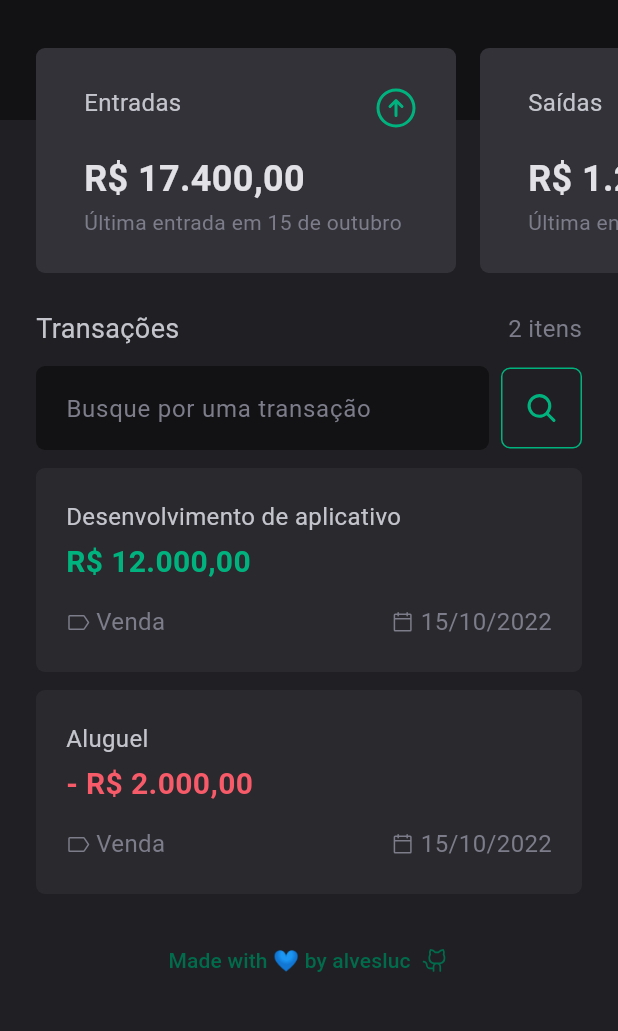
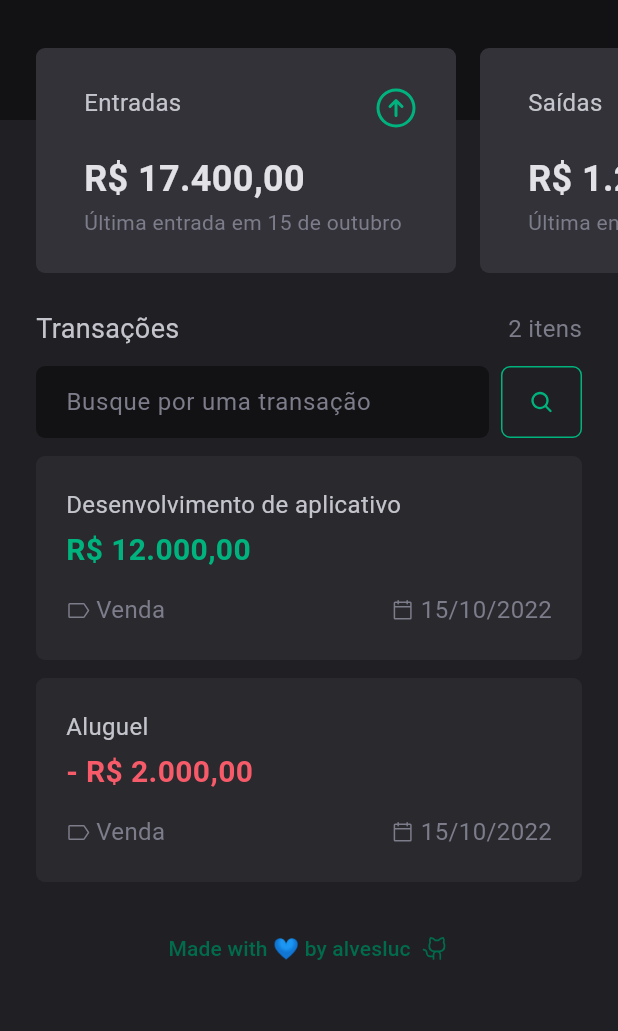
Before and after one commit to alvesluc/dt_money, a Flutter app: the screen it shows after launch, on a phone screen of 412 x 824 dp, the part 180-1211 px from its top. Run offline on Flutter 3.47's test engine with Material 2 defaults, Android fonts, the phone set to English and light mode, and no system bars; our stand-ins replace phosphor_flutter.

Commit message:
Transactions Header and Search responsiveness

```diff
--- a/lib/src/features/home/home_page.dart
+++ b/lib/src/features/home/home_page.dart
@@ -8,6 +8,7 @@ import 'models/total_income.dart';
 import 'widgets/dashboard.dart';
 import 'widgets/home_app_bar.dart';
 import 'widgets/made_with_love.dart';
+import 'widgets/search_transactions.dart';
 import 'widgets/transactions_header.dart';
 import 'widgets/transactions_list.dart';
 
@@ -40,6 +41,7 @@ class _HomePageState extends State<HomePage> {
                 totalBalance: totalBalance,
               ),
               const TransactionsHeader(),
+              const SearchTransactions(),
               const TransactionsList(),
               const SizedBox(height: 8),
               const MadeWithLoveByAlvesLuc()
--- /dev/null
+++ b/lib/src/features/home/widgets/search_transactions.dart
@@ -0,0 +1,101 @@
+import 'package:flutter/material.dart';
+import 'package:phosphor_flutter/phosphor_flutter.dart';
+
+import '../../../shared/colors.dart';
+import '../../../shared/extensions.dart';
+import '../../../shared/widgets/default_textfield.dart';
+
+class SearchTransactions extends StatelessWidget {
+  const SearchTransactions({super.key});
+
+  @override
+  Widget build(BuildContext context) {
+    return Align(
+        alignment: Alignment.center,
+        child: LayoutBuilder(
+          builder: (_, constraints) {
+            return Container(
+              height: 48,
+              constraints: const BoxConstraints(maxWidth: 1168),
+              padding: const EdgeInsets.symmetric(horizontal: 24),
+              transform: Matrix4.translationValues(0.0, -12.0, 0.0),
+              child: Row(
+                mainAxisAlignment: MainAxisAlignment.spaceBetween,
+                children: [
+                  const Expanded(
+                    child: DefaultTextField(hint: 'Busque por uma transação'),
+                  ),
+                  const SizedBox(width: 8),
+                  SizedBox(
+                    height: double.maxFinite,
+                    child: Builder(
+                      builder: (_) {
+                        if (constraints.isDesktop) {
+                          return OutlinedButton(
+                            onPressed: () {},
+                            style: OutlinedButton.styleFrom(
+                              backgroundColor: Colors.transparent,
+                              padding: const EdgeInsets.symmetric(
+                                vertical: 16,
+                                horizontal: 32,
+                              ),
+                              side: const BorderSide(
+                                width: 1,
+                                color: AppColors.greenLight,
+                              ),
+                              shape: const RoundedRectangleBorder(
+                                borderRadius:
+                                    BorderRadius.all(Radius.circular(6.0)),
+                              ),
+                            ),
+                            child: Row(
+                              children: const [
+                                Icon(
+                                  PhosphorIcons.magnifyingGlassBold,
+                                  color: AppColors.greenLight,
+                                  size: 20,
+                                ),
+                                SizedBox(width: 12),
+                                Text(
+                                  'Buscar',
+                                  style: TextStyle(
+                                    fontSize: 16,
+                                    fontWeight: FontWeight.bold,
+                                    color: AppColors.greenLight,
+                                  ),
+                                )
+                              ],
+                            ),
+                          );
+                        }
+                        return OutlinedButton(
+                          onPressed: () {},
+                          style: OutlinedButton.styleFrom(
+                            backgroundColor: Colors.transparent,
+                            padding: const EdgeInsets.all(16),
+                            minimumSize: const Size(0, 0),
+                            side: const BorderSide(
+                              width: 1,
+                              color: AppColors.greenLight,
+                            ),
+                            shape: const RoundedRectangleBorder(
+                              borderRadius:
+                                  BorderRadius.all(Radius.circular(6.0)),
+                            ),
+                          ),
+                          child: const Icon(
+                            PhosphorIcons.magnifyingGlassBold,
+                            color: AppColors.greenLight,
+                            size: 22,
+                          ),
+                        );
+                      },
+                    ),
+                  ),
+                ],
+              ),
+            );
+          },
+        ));
+  }
+}
--- a/lib/src/features/home/widgets/transactions_header.dart
+++ b/lib/src/features/home/widgets/transactions_header.dart
@@ -1,6 +1,4 @@
-import 'package:dt_money/src/shared/widgets/default_textfield.dart';
 import 'package:flutter/material.dart';
-import 'package:phosphor_flutter/phosphor_flutter.dart';
 
 import '../../../shared/colors.dart';
 
@@ -9,9 +7,10 @@ class TransactionsHeader extends StatelessWidget {
 
   @override
   Widget build(BuildContext context) {
-    return Column(
-      children: [
-        Container(
+    return Align(
+      alignment: Alignment.center,
+      child: Container(
+        constraints: const BoxConstraints(maxWidth: 1168),
         padding: const EdgeInsets.symmetric(horizontal: 24),
         transform: Matrix4.translationValues(0.0, -24.0, 0.0),
         child: Row(
@@ -19,55 +18,15 @@ class TransactionsHeader extends StatelessWidget {
           children: const [
             Text(
               'Transações',
-                style: TextStyle(
-                  fontSize: 18,
-                  color: AppColors.gray6,
-                ),
+              style: TextStyle(fontSize: 18, color: AppColors.gray6),
             ),
             Text(
               '2 itens',
-                style: TextStyle(
-                  fontSize: 16,
-                  color: AppColors.gray5,
-                ),
+              style: TextStyle(fontSize: 16, color: AppColors.gray5),
             ),
           ],
         ),
       ),
-        Container(
-          padding: const EdgeInsets.symmetric(horizontal: 24),
-          transform: Matrix4.translationValues(0.0, -12.0, 0.0),
-          child: Row(
-            mainAxisAlignment: MainAxisAlignment.spaceBetween,
-            children: [
-              const Expanded(
-                child: DefaultTextField(hint: 'Busque por uma transação'),
-              ),
-              const SizedBox(width: 8),
-              OutlinedButton(
-                onPressed: () {},
-                style: OutlinedButton.styleFrom(
-                  backgroundColor: Colors.transparent,
-                  padding: const EdgeInsets.all(16),
-                  minimumSize: const Size(0, 0),
-                  side: const BorderSide(
-                    width: 1,
-                    color: AppColors.greenLight,
-                  ),
-                  shape: const RoundedRectangleBorder(
-                    borderRadius: BorderRadius.all(Radius.circular(6.0)),
-                  ),
-                ),
-                child: const Icon(
-                  PhosphorIcons.magnifyingGlassBold,
-                  color: AppColors.greenLight,
-                  size: 22,
-                ),
-              ),
-            ],
-          ),
-        )
-      ],
     );
   }
 }
```
Lines whose indentation alone changed are shown as unchanged.
